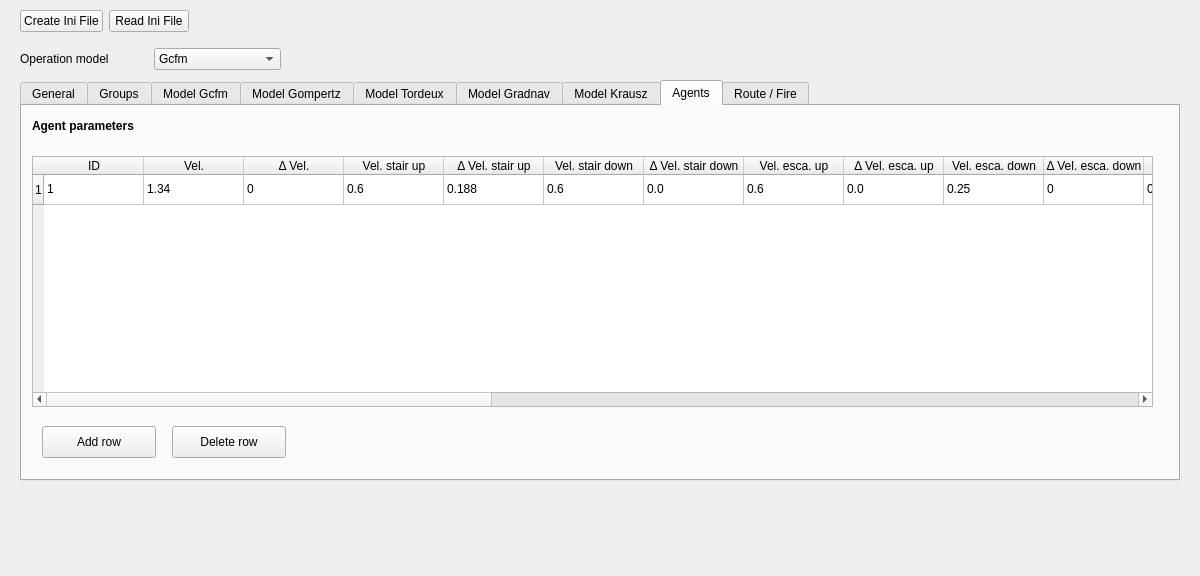
JuPedSim/jpseditor, file forms/inifilewidget.ui: the form before one commit.
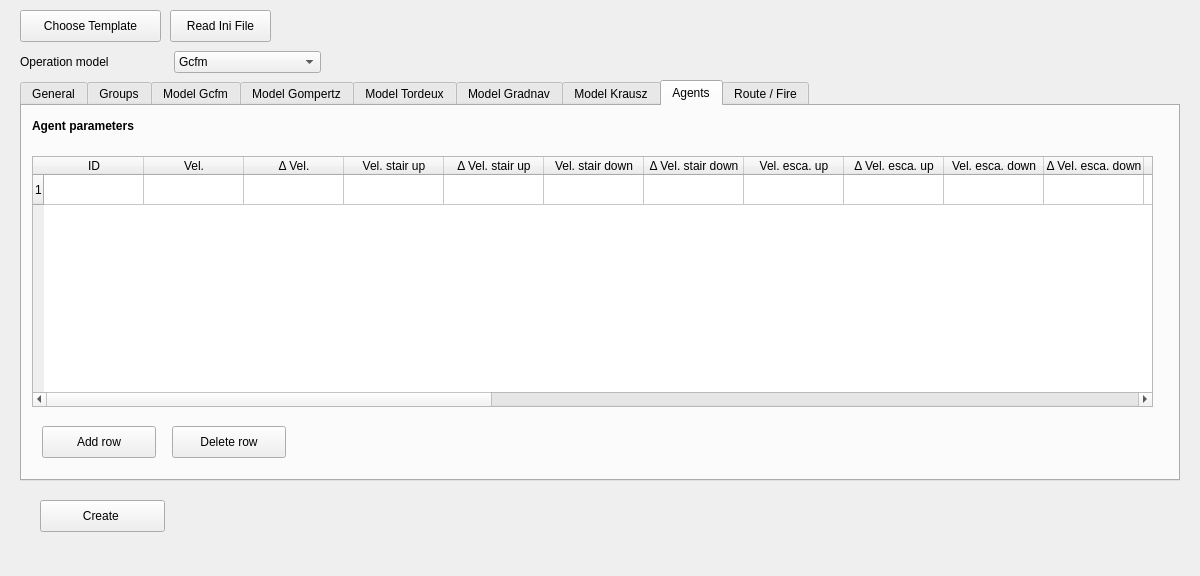
The form after the commit. The open tabs and pages were chosen to show the change.

Commit message: Read inifile from template

Diff of the .ui file:
```diff
--- a/forms/inifilewidget.ui
+++ b/forms/inifilewidget.ui
@@ -2566,141 +2566,6 @@
        <string>Freq. B</string>
       </property>
      </column>
-     <item row="0" column="0">
-      <property name="text">
-       <string>1</string>
-      </property>
-     </item>
-     <item row="0" column="1">
-      <property name="text">
-       <string>1.34</string>
-      </property>
-     </item>
-     <item row="0" column="2">
-      <property name="text">
-       <string>0</string>
-      </property>
-     </item>
-     <item row="0" column="3">
-      <property name="text">
-       <string>0.6</string>
-      </property>
-     </item>
-     <item row="0" column="4">
-      <property name="text">
-       <string>0.188</string>
-      </property>
-     </item>
-     <item row="0" column="5">
-      <property name="text">
-       <string>0.6</string>
-      </property>
-     </item>
-     <item row="0" column="6">
-      <property name="text">
-       <string>0.0</string>
-      </property>
-     </item>
-     <item row="0" column="7">
-      <property name="text">
-       <string>0.6</string>
-      </property>
-     </item>
-     <item row="0" column="8">
-      <property name="text">
-       <string>0.0</string>
-      </property>
-     </item>
-     <item row="0" column="9">
-      <property name="text">
-       <string>0.25</string>
-      </property>
-     </item>
-     <item row="0" column="10">
-      <property name="text">
-       <string>0</string>
-      </property>
-     </item>
-     <item row="0" column="11">
-      <property name="text">
-       <string>0.2</string>
-      </property>
-     </item>
-     <item row="0" column="12">
-      <property name="text">
-       <string>0</string>
-      </property>
-     </item>
-     <item row="0" column="13">
-      <property name="text">
-       <string>0.15</string>
-      </property>
-     </item>
-     <item row="0" column="14">
-      <property name="text">
-       <string>0</string>
-      </property>
-     </item>
-     <item row="0" column="15">
-      <property name="text">
-       <string>0.15</string>
-      </property>
-     </item>
-     <item row="0" column="16">
-      <property name="text">
-       <string>0</string>
-      </property>
-     </item>
-     <item row="0" column="17">
-      <property name="text">
-       <string>0.5</string>
-      </property>
-     </item>
-     <item row="0" column="18">
-      <property name="text">
-       <string>0</string>
-      </property>
-     </item>
-     <item row="0" column="19">
-      <property name="text">
-       <string>0</string>
-      </property>
-     </item>
-     <item row="0" column="20">
-      <property name="text">
-       <string>0</string>
-      </property>
-     </item>
-     <item row="0" column="21">
-      <property name="text">
-       <string>1</string>
-      </property>
-     </item>
-     <item row="0" column="22">
-      <property name="text">
-       <string>0</string>
-      </property>
-     </item>
-     <item row="0" column="23">
-      <property name="text">
-       <string/>
-      </property>
-     </item>
-     <item row="0" column="24">
-      <property name="text">
-       <string/>
-      </property>
-     </item>
-     <item row="0" column="25">
-      <property name="text">
-       <string/>
-      </property>
-     </item>
-     <item row="0" column="26">
-      <property name="text">
-       <string/>
-      </property>
-     </item>
     </widget>
     <widget class="QLabel" name="label_agents_krausz_a">
      <property name="geometry">
@@ -3173,92 +3038,96 @@
     </widget>
    </widget>
   </widget>
-  <widget class="QWidget" name="layoutWidget_14">
+  <widget class="QPushButton" name="pushButton_chooseTemplate">
    <property name="geometry">
     <rect>
      <x>20</x>
-     <y>0</y>
-     <width>261</width>
-     <height>81</height>
+     <y>10</y>
+     <width>141</width>
+     <height>32</height>
     </rect>
    </property>
-   <layout class="QVBoxLayout" name="verticalLayout">
+   <property name="text">
+    <string>Choose Template</string>
+   </property>
+  </widget>
+  <widget class="QWidget" name="layoutWidget">
+   <property name="geometry">
+    <rect>
+     <x>20</x>
+     <y>46</y>
+     <width>301</width>
+     <height>32</height>
+    </rect>
+   </property>
+   <layout class="QHBoxLayout" name="horizontalLayout">
     <item>
-     <layout class="QHBoxLayout" name="horizontalLayout_2">
-      <item>
-       <widget class="QPushButton" name="pushButton_write">
-        <property name="text">
-         <string>Create Ini File</string>
-        </property>
-       </widget>
-      </item>
-      <item>
-       <widget class="QPushButton" name="pushButton_read">
-        <property name="text">
-         <string>Read Ini File</string>
-        </property>
-       </widget>
-      </item>
-      <item>
-       <spacer name="horizontalSpacer">
-        <property name="orientation">
-         <enum>Qt::Horizontal</enum>
-        </property>
-        <property name="sizeHint" stdset="0">
-         <size>
-          <width>40</width>
-          <height>20</height>
-         </size>
-        </property>
-       </spacer>
-      </item>
-     </layout>
+     <widget class="QLabel" name="label_groups_2">
+      <property name="text">
+       <string>Operation model</string>
+      </property>
+      <property name="buddy">
+       <cstring>comboBox_groups_1</cstring>
+      </property>
+     </widget>
     </item>
     <item>
-     <layout class="QHBoxLayout" name="horizontalLayout">
+     <widget class="QComboBox" name="comboBox_groups_1">
       <item>
-       <widget class="QLabel" name="label_groups_2">
-        <property name="text">
-         <string>Operation model</string>
-        </property>
-        <property name="buddy">
-         <cstring>comboBox_groups_1</cstring>
-        </property>
-       </widget>
+       <property name="text">
+        <string>Gcfm</string>
+       </property>
       </item>
       <item>
-       <widget class="QComboBox" name="comboBox_groups_1">
-        <item>
-         <property name="text">
-          <string>Gcfm</string>
-         </property>
-        </item>
-        <item>
-         <property name="text">
-          <string>Gompertz</string>
-         </property>
-        </item>
-        <item>
-         <property name="text">
-          <string>Tordeux</string>
-         </property>
-        </item>
-        <item>
-         <property name="text">
-          <string>Gradnav</string>
-         </property>
-        </item>
-        <item>
-         <property name="text">
-          <string>Krausz</string>
-         </property>
-        </item>
-       </widget>
+       <property name="text">
+        <string>Gompertz</string>
+       </property>
       </item>
-     </layout>
+      <item>
+       <property name="text">
+        <string>Tordeux</string>
+       </property>
+      </item>
+      <item>
+       <property name="text">
+        <string>Gradnav</string>
+       </property>
+      </item>
+      <item>
+       <property name="text">
+        <string>Krausz</string>
+       </property>
+      </item>
+     </widget>
     </item>
    </layout>
   </widget>
+  <widget class="QPushButton" name="pushButton_write">
+   <property name="geometry">
+    <rect>
+     <x>40</x>
+     <y>500</y>
+     <width>125</width>
+     <height>32</height>
+    </rect>
+   </property>
+   <property name="text">
+    <string>Create </string>
+   </property>
+  </widget>
+  <widget class="QPushButton" name="pushButton_read">
+   <property name="geometry">
+    <rect>
+     <x>170</x>
+     <y>10</y>
+     <width>101</width>
+     <height>32</height>
+    </rect>
+   </property>
+   <property name="text">
+    <string>Read Ini File</string>
+   </property>
+  </widget>
  </widget>
  <tabstops>
   <tabstop>pushButton_write</tabstop>
```
Left out of the diff: 191 changed lines with no effect on the pictures. The commit also changes 10 other files.
